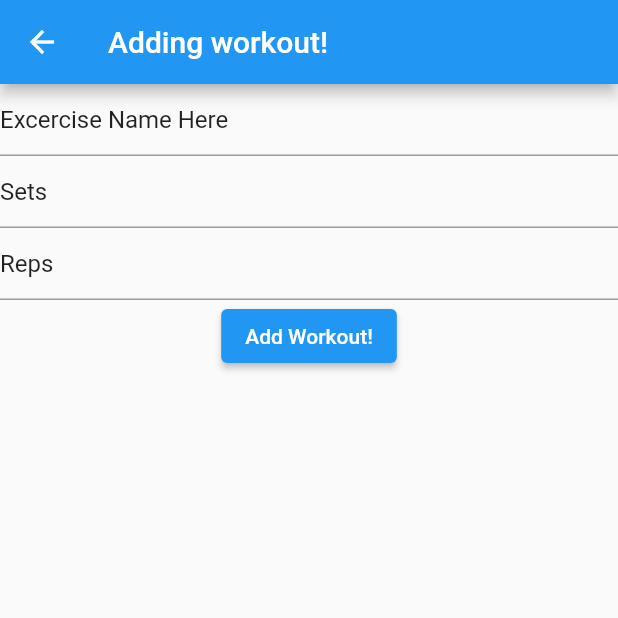
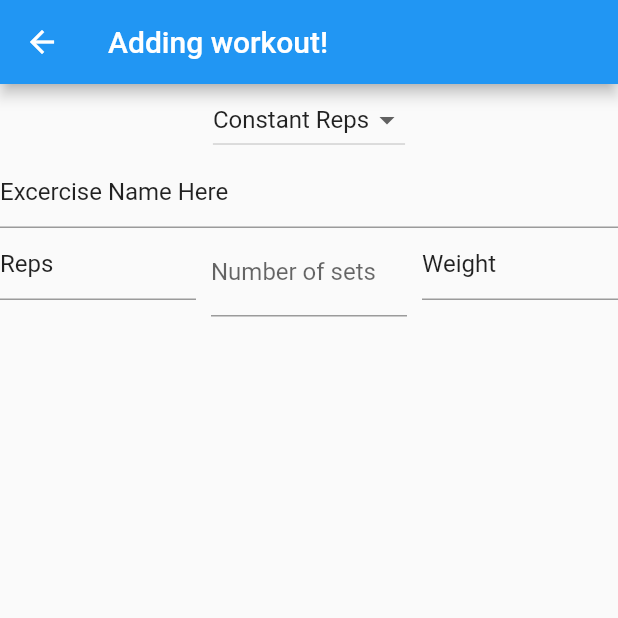
Before and after one commit to dudley2y/fitness-, a Flutter app: the AddNewWorkout screen opened directly, on a phone screen of 412 x 824 dp, the top half of it. Run offline on Flutter 3.47's test engine with Material 2 defaults, Android fonts, the phone set to English and light mode, and no system bars; our stand-ins replace cloud_firestore, firebase_auth, firebase_core; missing offline and left inert: dart:html; accounts and stored records are empty.

Commit message:
borked more things, added different types of workouts

```diff
--- a/lib/models/makeABetterName.dart
+++ b/lib/models/makeABetterName.dart
@@ -1,23 +1,54 @@
-class ExcerciseMeta{
+import 'package:json_annotation/json_annotation.dart';
 
+class ExcerciseMeta {
   ExcerciseMeta(
-    {
-      required this.name,
-      required this.set,
-      required this.rep,
-      notes,
-      done
-    });
+      {required this.name, required this.set, required this.rep, notes, done});
 
   late String notes;
   late bool done;
-  String name,set,rep;
+  late _ExerciseType type;
+  String name, set, rep;
 }
 
-class Exercise{
-  final name;
-  final reps;
+@JsonSerializable()
+class Exercise {
+  final _ExerciseType type;
+  Exercise({required this.type});
+}
 
-  Exercise({ this.name, this.reps });
+class ConstantRepExercise extends Exercise {
+  final int sets, reps;
+  ConstantRepExercise({required this.sets, required this.reps, type})
+      : super(type: type);
+}
 
+class VariableRepExercise extends Exercise {
+  List<int> reps = [];
+  VariableRepExercise({required this.reps, type}) : super(type: type);
 }
+
+class TimedExercise extends Exercise {
+  List<String> workoutName = [];
+  List<String> times = [];
+  TimedExercise({required this.workoutName, required this.times, type})
+      : super(type: type);
+}
+
+class CircutExercise extends Exercise {
+  int reps;
+  List<String> workoutName = [];
+  List<String> times = [];
+  CircutExercise(
+      {required this.reps,
+      required this.workoutName,
+      required this.times,
+      type})
+      : super(type: type);
+}
+
+enum _ExerciseType {
+  creps,
+  vreps,
+  timed,
+  circut,
+}
--- a/lib/screens/home/homeFabOptions/addExerciseSplit/addNewWorkout.dart
+++ b/lib/screens/home/homeFabOptions/addExerciseSplit/addNewWorkout.dart
@@ -17,75 +17,144 @@ class _AddNewWorkoutState extends State<AddNewWorkout> {
   List<Widget> workoutList = [];
   final TextEditingController excersizeNameCtl =
       TextEditingController(text: 'Excercise Name Here');
-  final TextEditingController setCtl = TextEditingController(text: 'Sets');
+  final TextEditingController setCtl = TextEditingController();
   final TextEditingController repCtl = TextEditingController(text: 'Reps');
+  final TextEditingController weightCtl = TextEditingController(text: 'Weight');
+  final _setFormKey = GlobalKey<FormState>();
 
+  String dropdownValue = 'Constant Reps';
   ElevatedButton addWorkoutButton = ElevatedButton(
     onPressed: () {},
     child: const Text('1'),
   );
+/*
+          Form(
+            key: _formKey,
+            child: TextFormField(
+              validator: (value) {
+                if (value == null || value.isEmpty) {
+                  return '*Please enter a name.';
+                }
+                return null;
+              },
+              obscureText: false,
+              decoration: const InputDecoration(labelText: 'Split Name'),
+              controller: splitNameController,
+            ),
+          )
+*/
+  int _sets = 0;
 
   @override
   Widget build(BuildContext context) {
+    final TextField _repTextFeild = TextField(
+      controller: repCtl,
+      onTap: () => repCtl.clear(),
+    );
+    final Form setForm = Form(
+        onChanged: () => _setFormKey.currentState!.validate(),
+        key: _setFormKey,
+        child: TextFormField(
+          onFieldSubmitted: (value) {
+            try {
+              _sets = int.parse(value.trim());
+            } on FormatException {
+              _sets = 0;
+            }
+            setState(() {});
+          },
+          validator: (value) {
+            // int x = 0;
+            if (value == null || value.isEmpty) {
+              _sets = 1;
+              return 'Please enter a number';
+            }
+            try {
+              _sets = int.parse(value.trim());
+            } on FormatException {
+              _sets = 1;
+              return 'Please enter a number';
+            }
+            setState(() {});
+          },
+          obscureText: false,
+          decoration: const InputDecoration(labelText: 'Number of sets'),
+          controller: setCtl,
+        ));
+    final TextField _weightTextFeild = TextField(
+      controller: weightCtl,
+      onTap: () => weightCtl.clear(),
+    );
+
     String name = '', reps = '', sets = '';
-
     return Scaffold(
       appBar: AppBar(title: const Text('Adding workout!')),
       body: Column(
-        children: <Widget>[
+        children: [
+          DropdownButton(
+              value: dropdownValue,
+              items: <String>[
+                'Constant Reps',
+                'Variable Reps',
+                'Timed',
+                'Circut'
+              ].map<DropdownMenuItem<String>>((String value) {
+                return DropdownMenuItem<String>(
+                  value: value,
+                  child: Text(value),
+                );
+              }).toList(),
+              onChanged: (String? index) {
+                setState(() {
+                  dropdownValue = index!;
+                });
+              }),
+          dropdownValue == 'Constant Reps'
+              ? Column(children: [
                   TextField(
                     controller: excersizeNameCtl,
                     onTap: () => excersizeNameCtl.clear(),
-            // add submit button, so we can have multiple text feilds,
-            //one for workout name, another for sets, reps, and will need to add autofill/dropdown
-            onSubmitted: (text) {
-              if (text.isNotEmpty) {
-                name = excersizeNameCtl.text;
-              }
-            },
                   ),
+                  GridView.count(
+                    shrinkWrap: true,
+                    crossAxisCount: 3,
+                    crossAxisSpacing: 10,
+                    mainAxisSpacing: 2,
+                    children: [_repTextFeild, setForm, _weightTextFeild],
+                  ),
+                ])
+              : dropdownValue == 'Variable Reps'
+                  ? Column(children: [
+                      GridView.count(
+                        shrinkWrap: true,
+                        crossAxisCount: 2,
+                        crossAxisSpacing: 10,
+                        mainAxisSpacing: 2,
+                        children: [
                           TextField(
-            controller: setCtl,
-            onTap: () => setCtl.clear(),
-            // add submit button, so we can have multiple text feilds,
-            //one for workout name, another for sets, reps, and will need to add autofill/dropdown
-            onSubmitted: (text) {
-              if (text.isNotEmpty) {
-                sets = setCtl.text;
-              }
-            },
+                            controller: excersizeNameCtl,
+                            onTap: () => excersizeNameCtl.clear(),
                           ),
-          TextField(
-            controller: repCtl,
-            onTap: () => repCtl.clear(),
-            // add submit button, so we can have multiple text feilds,
-            //one for workout name, another for sets, reps, and will need to add autofill/dropdown
-            onSubmitted: (text) {
-              reps = repCtl.text;
-            },
+                          setForm
+                        ],
                       ),
-
-          ElevatedButton(
-              onPressed: () {
-                widget.metaList[widget.day].add(ExcerciseMeta(
-                    name: excersizeNameCtl.text,
-                    rep: repCtl.text,
-                    set: setCtl.text,
-                    notes: 'none so far',
-                    done: false));
-                excersizeNameCtl.clear();
-                setState(() {});
-                Navigator.pop(context);
-              },
-              child: const Text('Add Workout!')),
-          // ExerciseWidget(title:eCtrl.text,desc: eCtrl.text ),
+                      ListView.builder(
+                          shrinkWrap: true,
+                          itemCount: _setFormKey.currentState!.validate()
+                              ? _sets.ceil().clamp(0, 20)
+                              : 1,
+                          itemBuilder: (BuildContext context, index) {
+                            // print('index: $_sets');
+                            return const Text('foo');
+                          })
+                    ])
+                  : Text('bar'),
         ],
       ),
     );
   }
 }
 
-
 /**
  * use validator in leiu of controllers, see signup
  * check for docs.length, if not 0, display, otherwise we show default
--- a/lib/services/database_service.dart
+++ b/lib/services/database_service.dart
@@ -21,6 +21,12 @@ class DatabaseService {
     return users_splits_names_ref.doc(uid).collection("names").get();
   }
 
+  /// Long name, but there should be an easier way to get this
+  Future<DocumentSnapshot<Object?>>
+      getUserSplitNamesAsDocumentSnapshot() async {
+    return users_splits_names_ref.doc(uid).get();
+  }
+
   Future<DocumentSnapshot<Object?>> getUserSplits(String name) async {
     return users_splits_ref.doc(uid).get();
   }
--- a/pubspec.yaml
+++ b/pubspec.yaml
@@ -38,6 +38,7 @@ dependencies:
   firebase_auth: ^3.3.4
   provider: ^6.0.1
   cloud_firestore: ^3.1.5
+  json_annotation: ^4.4.0
 
 dev_dependencies:
   flutter_test:
```
Also changed, not shown: lib/screens/home/homeFabOptions/addExerciseSplit/createNewSplit.dart (+49 -4 lines), pubspec.lock, 1 other file. Lines whose indentation alone changed are shown as unchanged.
